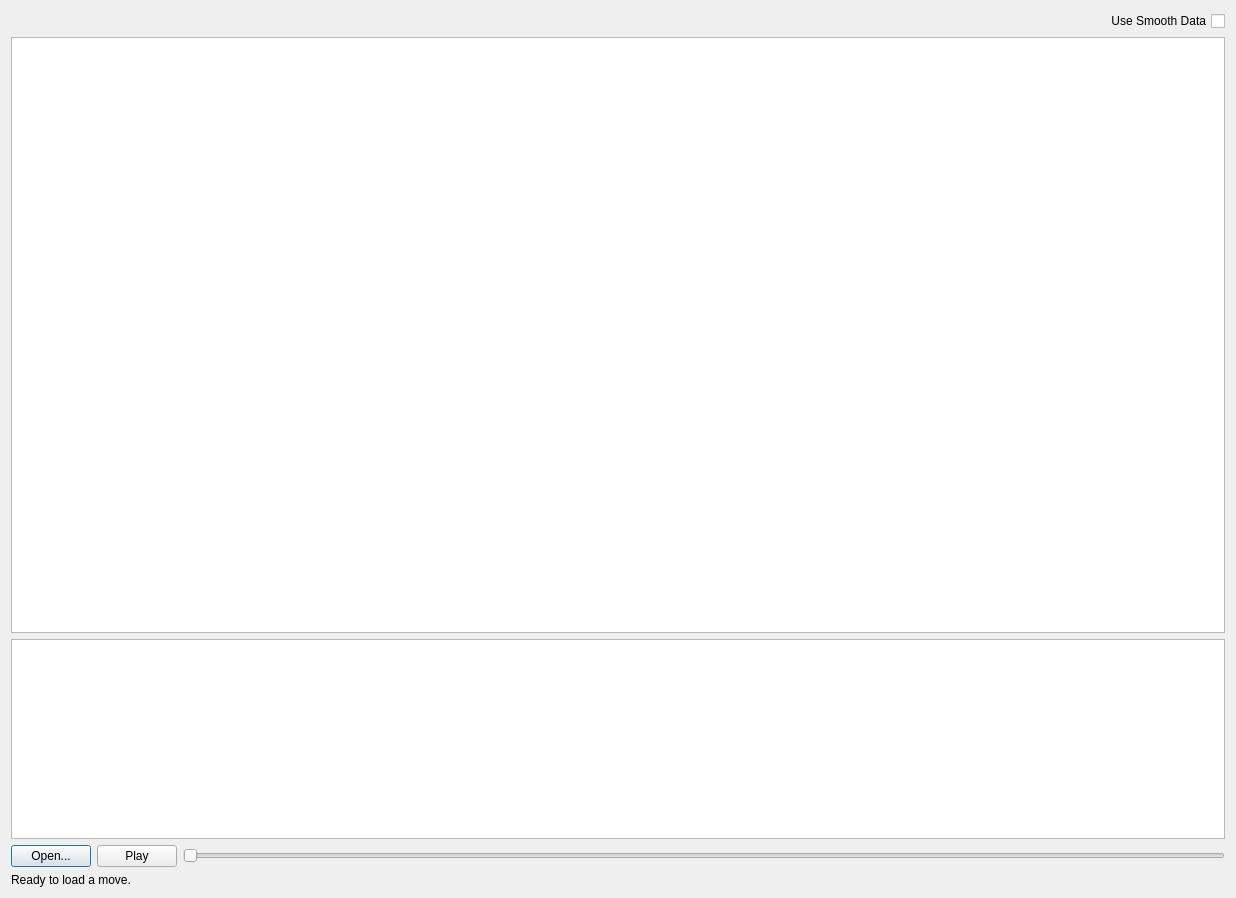
jamesalvarez/grafix-coder, file DialogVideoPlayer.ui: the form before one commit.
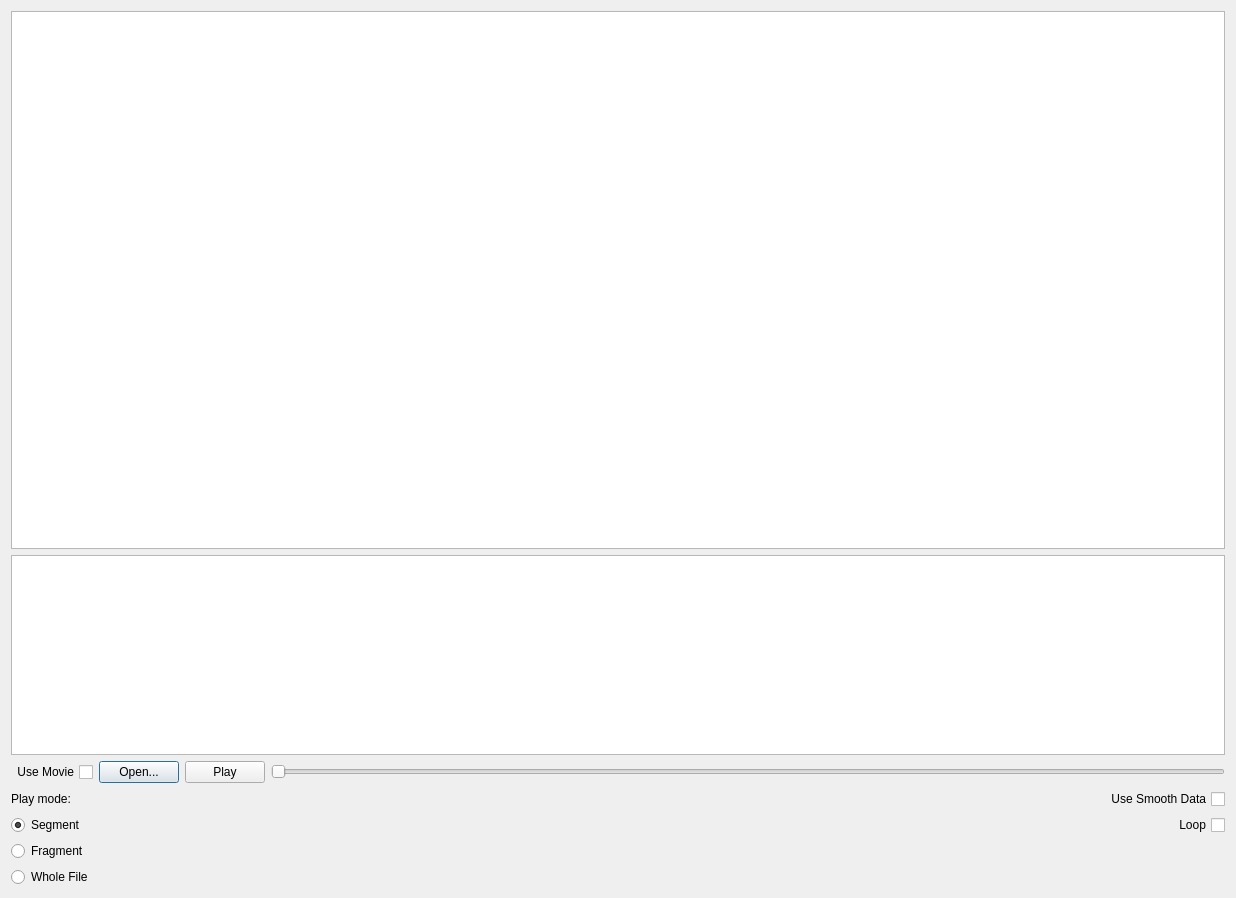
The form after the commit.

Commit message: more options + can play without movie

Patch:
```diff
--- a/DialogVideoPlayer.ui
+++ b/DialogVideoPlayer.ui
@@ -20,16 +20,6 @@
    <bool>true</bool>
   </property>
   <layout class="QVBoxLayout" name="verticalLayout">
-   <item>
-    <widget class="QCheckBox" name="checkBoxSmooth">
-     <property name="layoutDirection">
-      <enum>Qt::RightToLeft</enum>
-     </property>
-     <property name="text">
-      <string>Use Smooth Data</string>
-     </property>
-    </widget>
-   </item>
    <item>
     <widget class="QGraphicsView" name="visualizationView"/>
    </item>
@@ -51,6 +41,16 @@
    </item>
    <item>
     <layout class="QHBoxLayout" name="horizontalLayout">
+     <item>
+      <widget class="QCheckBox" name="checkBoxMovie">
+       <property name="layoutDirection">
+        <enum>Qt::RightToLeft</enum>
+       </property>
+       <property name="text">
+        <string>Use Movie</string>
+       </property>
+      </widget>
+     </item>
      <item>
       <widget class="QPushButton" name="buttonOpen">
        <property name="text">
@@ -75,11 +75,59 @@
     </layout>
    </item>
    <item>
-    <widget class="QLabel" name="statusLabel">
-     <property name="text">
-      <string>Ready to load a move.</string>
-     </property>
-    </widget>
+    <layout class="QGridLayout" name="gridLayout_2">
+     <item row="2" column="0">
+      <widget class="QRadioButton" name="rbFragment">
+       <property name="text">
+        <string>Fragment</string>
+       </property>
+      </widget>
+     </item>
+     <item row="0" column="0">
+      <widget class="QLabel" name="label">
+       <property name="text">
+        <string>Play mode:</string>
+       </property>
+      </widget>
+     </item>
+     <item row="3" column="0">
+      <widget class="QRadioButton" name="rbWholeFile">
+       <property name="text">
+        <string>Whole File</string>
+       </property>
+      </widget>
+     </item>
+     <item row="1" column="0">
+      <widget class="QRadioButton" name="rbSegment">
+       <property name="text">
+        <string>Segment</string>
+       </property>
+       <property name="checked">
+        <bool>true</bool>
+       </property>
+      </widget>
+     </item>
+     <item row="0" column="1">
+      <widget class="QCheckBox" name="checkBoxSmooth">
+       <property name="layoutDirection">
+        <enum>Qt::RightToLeft</enum>
+       </property>
+       <property name="text">
+        <string>Use Smooth Data</string>
+       </property>
+      </widget>
+     </item>
+     <item row="1" column="1">
+      <widget class="QCheckBox" name="checkBoxLoop">
+       <property name="layoutDirection">
+        <enum>Qt::RightToLeft</enum>
+       </property>
+       <property name="text">
+        <string>Loop</string>
+       </property>
+      </widget>
+     </item>
+    </layout>
    </item>
   </layout>
  </widget>
```
The commit also changes 3 other files.
